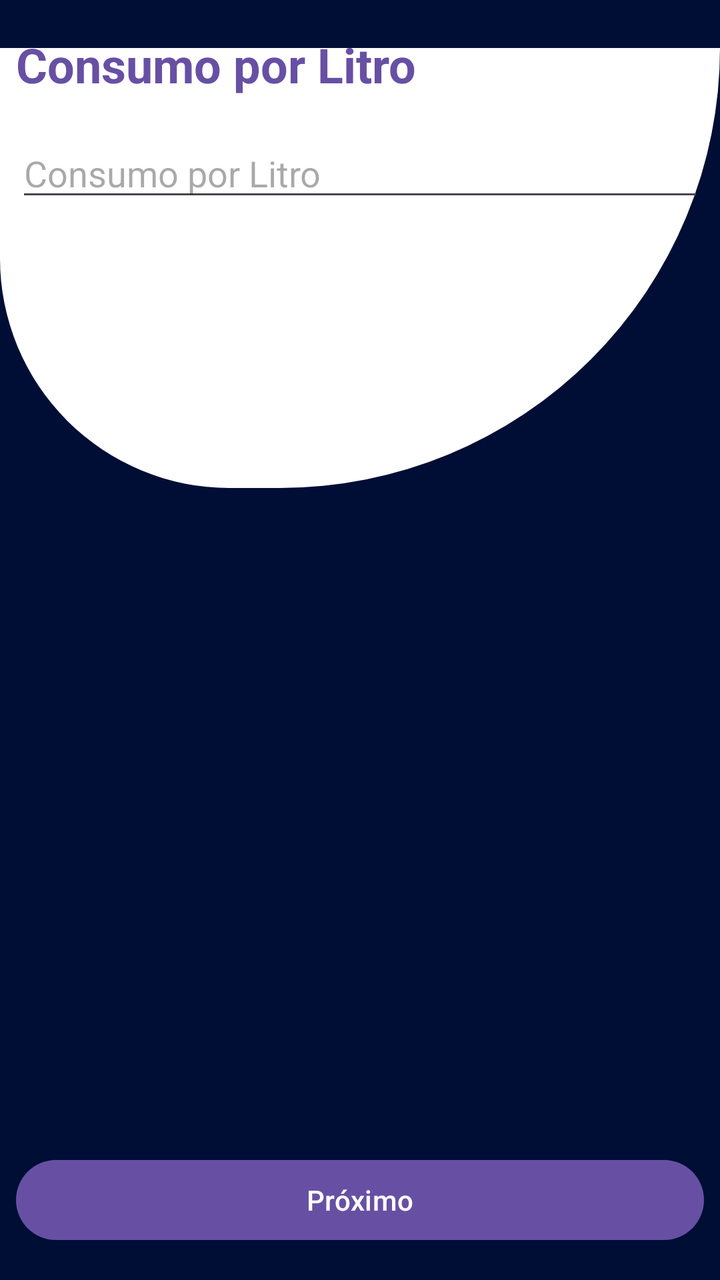
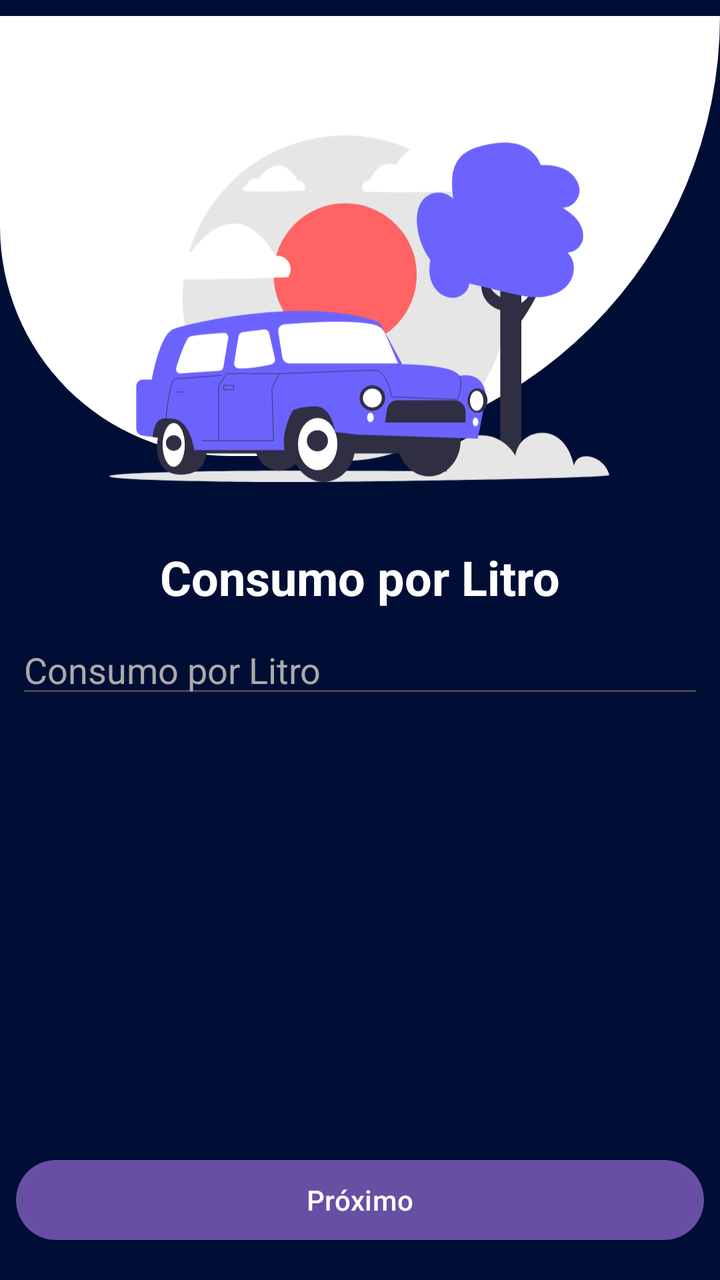

Compare the two renders of this Android layout. The source of the first and the diff that turns it into the second are given below.
<!-- AndroidManifest.xml: application theme Theme.FuelCalculator -->
<!-- res/layout/activity_consumo_por_litro.xml -->
<?xml version="1.0" encoding="utf-8"?>
<androidx.constraintlayout.widget.ConstraintLayout xmlns:android="http://schemas.android.com/apk/res/android"
    xmlns:app="http://schemas.android.com/apk/res-auto"
    xmlns:tools="http://schemas.android.com/tools"
    android:id="@+id/main"
    android:background="@color/background"
    android:layout_width="match_parent"
    android:layout_height="match_parent"
    tools:context=".ConsumoPorLitroActivity">

    <LinearLayout
        android:id="@+id/linearLayout"
        android:layout_width="match_parent"
        android:layout_height="220dp"
        android:layout_marginTop="24dp"
        android:background="@drawable/bg_rounded"
        android:gravity="center"
        app:layout_constraintEnd_toEndOf="parent"
        app:layout_constraintStart_toStartOf="parent"
        app:layout_constraintTop_toTopOf="parent" />

    <EditText
        android:id="@+id/edtConsumoLitro"
        android:layout_width="0dp"
        android:layout_height="wrap_content"
        android:layout_marginStart="8dp"
        android:layout_marginTop="16dp"
        android:layout_marginEnd="8dp"
        android:ems="10"
        android:hint="Consumo por Litro"
        android:inputType="number"
        app:layout_constraintEnd_toEndOf="parent"
        app:layout_constraintHorizontal_bias="0.0"
        app:layout_constraintStart_toStartOf="parent"
        app:layout_constraintTop_toBottomOf="@+id/tvConsumoTitulo" />

    <Button
        android:id="@+id/btnConsumoLitroProximo"
        android:layout_width="0dp"
        android:layout_height="wrap_content"
        android:layout_marginStart="8dp"
        android:layout_marginEnd="8dp"
        android:layout_marginBottom="16dp"
        android:text="Próximo"
        app:layout_constraintBottom_toBottomOf="parent"
        app:layout_constraintEnd_toEndOf="parent"
        app:layout_constraintStart_toStartOf="parent" />

    <TextView
        android:id="@+id/tvConsumoTitulo"
        android:layout_width="wrap_content"
        android:layout_height="wrap_content"
        android:layout_marginStart="8dp"
        android:layout_marginTop="16dp"
        android:text="Consumo por Litro"
        android:textColor="#ff6750a4"
        android:textSize="24sp"
        android:textStyle="bold"
        app:layout_constraintStart_toStartOf="parent"
        app:layout_constraintTop_toTopOf="parent" />
</androidx.constraintlayout.widget.ConstraintLayout>
<!-- resources referenced by this layout -->
<resources>
  <color name="background">#000E35</color>
  <!-- drawable bg_rounded (drawable) -->
  <?xml version="1.0" encoding="utf-8"?>
  <shape xmlns:android="http://schemas.android.com/apk/res/android"
      android:shape="rectangle">
  
      <solid android:color="@android:color/white"/>
  
      <corners
          android:topLeftRadius="0dp"
          android:topRightRadius="0dp"
          android:bottomLeftRadius="120dp"
          android:bottomRightRadius="230dp"/>
  
      <padding
          android:left="12dp"
          android:top="12dp"
          android:right="12dp"
          android:bottom="12dp"/>
  
  </shape>
  <style name="Theme.FuelCalculator" parent="Base.Theme.FuelCalculator" />
  <style name="Base.Theme.FuelCalculator" parent="Theme.Material3.DayNight.NoActionBar">
          
          
      </style>
</resources>

<!-- the commit's change to res/layout/activity_consumo_por_litro.xml (unified diff, before → after) -->
@@ -12,7 +12,7 @@
         android:id="@+id/linearLayout"
         android:layout_width="match_parent"
         android:layout_height="220dp"
-        android:layout_marginTop="24dp"
+        android:layout_marginTop="8dp"
         android:background="@drawable/bg_rounded"
         android:gravity="center"
         app:layout_constraintEnd_toEndOf="parent"
@@ -24,11 +24,13 @@
         android:layout_width="0dp"
         android:layout_height="wrap_content"
         android:layout_marginStart="8dp"
-        android:layout_marginTop="16dp"
+        android:layout_marginTop="8dp"
         android:layout_marginEnd="8dp"
         android:ems="10"
         android:hint="Consumo por Litro"
         android:inputType="number"
+        android:textColor="@color/white"
+        android:textColorHint="@android:color/darker_gray"
         app:layout_constraintEnd_toEndOf="parent"
         app:layout_constraintHorizontal_bias="0.0"
         app:layout_constraintStart_toStartOf="parent"
@@ -46,16 +48,29 @@
         app:layout_constraintEnd_toEndOf="parent"
         app:layout_constraintStart_toStartOf="parent" />
 
+    <ImageView
+        android:id="@+id/imageView"
+        android:layout_width="250dp"
+        android:layout_height="220dp"
+        android:layout_marginTop="16dp"
+        android:src="@drawable/icon_pin_consumo"
+        app:layout_constraintBottom_toBottomOf="parent"
+        app:layout_constraintEnd_toEndOf="parent"
+        app:layout_constraintHorizontal_bias="0.496"
+        app:layout_constraintStart_toStartOf="parent"
+        app:layout_constraintTop_toTopOf="parent"
+        app:layout_constraintVertical_bias="0.07" />
+
     <TextView
         android:id="@+id/tvConsumoTitulo"
         android:layout_width="wrap_content"
         android:layout_height="wrap_content"
-        android:layout_marginStart="8dp"
-        android:layout_marginTop="16dp"
+        android:layout_marginTop="8dp"
         android:text="Consumo por Litro"
-        android:textColor="#ff6750a4"
+        android:textColor="@color/white"
         android:textSize="24sp"
         android:textStyle="bold"
+        app:layout_constraintEnd_toEndOf="parent"
         app:layout_constraintStart_toStartOf="parent"
-        app:layout_constraintTop_toTopOf="parent" />
+        app:layout_constraintTop_toBottomOf="@+id/imageView" />
 </androidx.constraintlayout.widget.ConstraintLayout>
<!-- resource entries referenced after the edit -->
@@ -1,6 +1,7 @@
 <!-- resources referenced by this layout -->
 <resources>
   <color name="background">#000E35</color>
+  <color name="white">#FFFFFFFF</color>
   <!-- drawable bg_rounded (drawable) -->
   <?xml version="1.0" encoding="utf-8"?>
   <shape xmlns:android="http://schemas.android.com/apk/res/android"
@@ -21,6 +22,7 @@
           android:bottom="12dp"/>
   
   </shape>
+  <!-- drawable icon_pin_consumo: vector/xml drawable (drawable, 9312 chars, omitted) -->
   <style name="Theme.FuelCalculator" parent="Base.Theme.FuelCalculator" />
   <style name="Base.Theme.FuelCalculator" parent="Theme.Material3.DayNight.NoActionBar">
           
